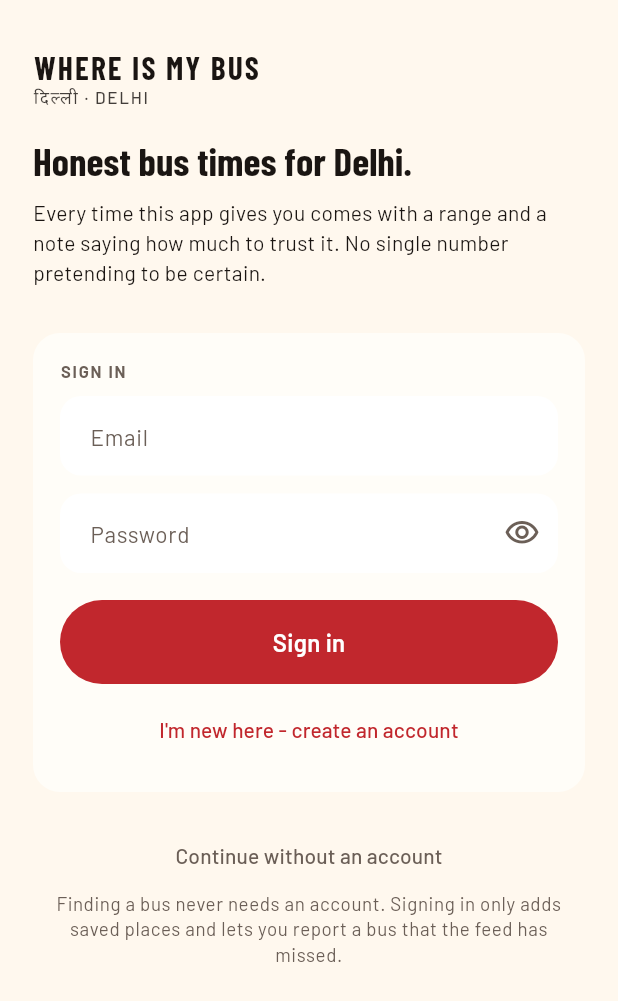
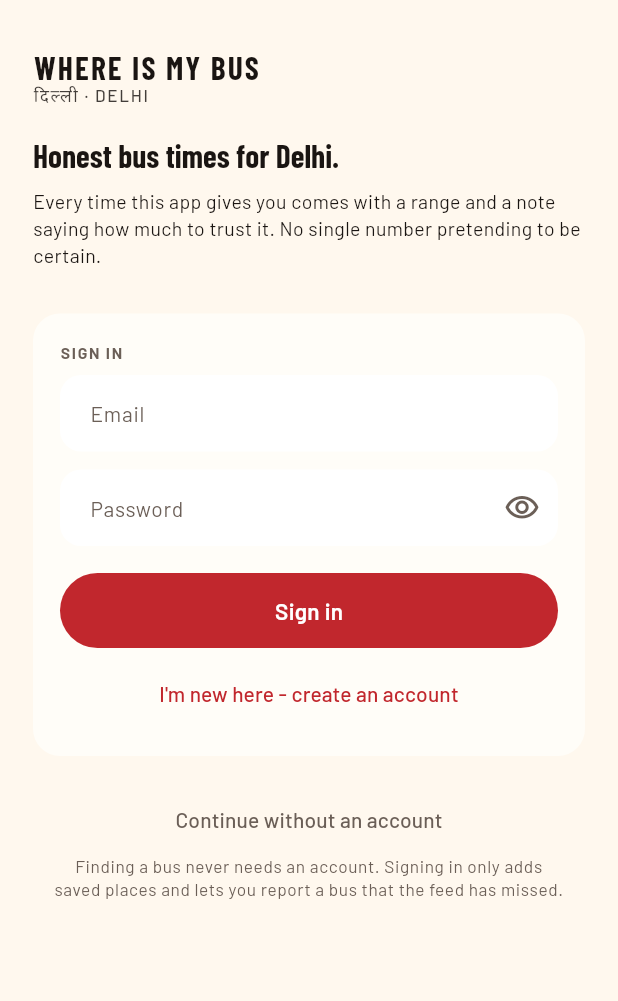
Before and after one commit to Nagaraj0000b/where-is-my-bus-app, a Flutter app: the screen it shows after launch, on a phone screen of 412 x 824 dp. Shown: the top 1001 px of the screen. Run offline on Flutter 3.47's test engine with Material 3 defaults, Android fonts, the phone set to English and light mode, and no system bars; our stand-ins replace flutter_riverpod, flutter_secure_storage, geolocator.

Commit message:
Size the UI for a real phone, and show where timing data is missing
Driven by actual screenshots pulled off the test phone over adb, rather
than guesswork. Three real problems it showed:

  * Everything was too big for a 359dp screen. Only five route rows fit
    on a very tall display and route descriptions wrapped to five lines.
    Cut the whole type scale and tightened padding throughout
  * Destination boards were being crushed - "TILAK NA...", "SONIPAT B..."
    - because they shared a row with the description. They now sit on
      their own line at full width, with the description capped
  * The Routes search box still used a floating label, which rises out of
    a filled field and sits above it in red. It looked broken because it
    was. hintText instead

Route screen scrolling: the board, the prompt and the estimate were
pinned with only the stop list scrolling under them, so on a 46-stop
route almost nothing moved, and an estimate once shown ate a third of
the screen permanently. It is one CustomScrollView now, so the estimate
scrolls away and comes back.

WHY PICKING TWO STOPS OFTEN GAVE NO ANSWER

Not a bug in the estimate - the maths is right (stops 2 to 8 on route
1449 gives 15 min, range 11-20, which is sensible for six stops). It is
data coverage: 61% of routes have NO recorded travel time for the first
hop, because stop 0 is the terminal where buses stand still and no clean
crossing was ever extracted. The first stop is also the most obvious one
to tap, so a refusal was the usual outcome.

/routes/:id/stops now reports has_timing per stop, and the stop list
dims those stops and labels them "no recorded timing" - so the gap is
visible before it becomes a refusal. The refusal itself stays: skipping
a missing leg would report a journey as shorter than it really is.

Co-Authored-By: Claude Opus 5 <noreply@anthropic.com>

```diff
--- a/app/lib/theme.dart
+++ b/app/lib/theme.dart
@@ -155,41 +155,48 @@ ThemeData buildWimbTheme() {
     // Headings are condensed and tight; body text is not. The contrast
     // between the two is most of what makes the app look designed rather
     // than default.
+    // SIZED FOR A NARROW PHONE, NOT A BROWSER.
+    //
+    // Every size here was cut after looking at real screenshots from the
+    // test phone, which is 359dp wide - narrower than most. At the sizes
+    // this started with, only five route rows fitted on a very tall
+    // screen and route descriptions wrapped to five lines. Text that
+    // looks comfortable in a wide preview is too big in the hand.
     textTheme: const TextTheme(
       displaySmall: TextStyle(
         fontFamily: WimbFonts.condensed,
         fontFamilyFallback: WimbFonts.fallback,
-        fontSize: 34,
+        fontSize: 27,
         fontWeight: FontWeight.w700,
-        letterSpacing: -0.3,
+        letterSpacing: -0.2,
         color: WimbColors.ink,
       ),
       headlineMedium: TextStyle(
         fontFamily: WimbFonts.condensed,
         fontFamilyFallback: WimbFonts.fallback,
-        fontSize: 26,
+        fontSize: 21,
         fontWeight: FontWeight.w700,
         color: WimbColors.ink,
       ),
       titleLarge: TextStyle(
         fontFamily: WimbFonts.condensed,
         fontFamilyFallback: WimbFonts.fallback,
-        fontSize: 20,
+        fontSize: 17,
         fontWeight: FontWeight.w700,
         color: WimbColors.ink,
       ),
-      titleMedium: TextStyle(fontSize: 16, fontWeight: FontWeight.w600, color: WimbColors.ink),
+      titleMedium: TextStyle(fontSize: 14.5, fontWeight: FontWeight.w600, color: WimbColors.ink),
       // A small all-caps label used above each section. The wide letter
       // spacing is what makes it read as a label rather than as a heading.
       labelSmall: TextStyle(
-        fontSize: 11,
+        fontSize: 10.5,
         fontWeight: FontWeight.w700,
-        letterSpacing: 1.2,
+        letterSpacing: 1.1,
         color: WimbColors.inkMuted,
       ),
-      bodyLarge: TextStyle(fontSize: 15, color: WimbColors.ink, height: 1.4),
-      bodyMedium: TextStyle(fontSize: 14, color: WimbColors.ink, height: 1.4),
-      bodySmall: TextStyle(fontSize: 12.5, color: WimbColors.inkMuted, height: 1.35),
+      bodyLarge: TextStyle(fontSize: 14, color: WimbColors.ink, height: 1.35),
+      bodyMedium: TextStyle(fontSize: 13, color: WimbColors.ink, height: 1.35),
+      bodySmall: TextStyle(fontSize: 11.5, color: WimbColors.inkMuted, height: 1.3),
     ),
 
     // A plain cream bar with a dark title, not a slab of red on every
@@ -207,7 +214,7 @@ ThemeData buildWimbTheme() {
       titleTextStyle: TextStyle(
         fontFamily: WimbFonts.condensed,
         fontFamilyFallback: WimbFonts.fallback,
-        fontSize: 25,
+        fontSize: 21,
         fontWeight: FontWeight.w700,
         letterSpacing: 0.2,
         color: WimbColors.ink,
@@ -254,13 +261,13 @@ ThemeData buildWimbTheme() {
       style: FilledButton.styleFrom(
         backgroundColor: WimbColors.dtcRed,
         foregroundColor: Colors.white,
-        // Tall and fully rounded - a phone button you hit with a thumb,
-        // not a 40px web button you click with a cursor.
-        minimumSize: const Size.fromHeight(56),
-        shape: RoundedRectangleBorder(borderRadius: BorderRadius.circular(28)),
+        // Comfortably over the ~48dp thumb-target minimum, without the
+        // slab look 56 gave it on a narrow screen.
+        minimumSize: const Size.fromHeight(50),
+        shape: RoundedRectangleBorder(borderRadius: BorderRadius.circular(25)),
         textStyle: const TextStyle(
           fontFamily: WimbFonts.body,
-          fontSize: 16,
+          fontSize: 15,
           fontWeight: FontWeight.w600,
           letterSpacing: 0.2,
         ),
@@ -337,8 +344,8 @@ class RouteBoard extends StatelessWidget {
   Widget build(BuildContext context) {
     return Container(
       padding: EdgeInsets.symmetric(
-        horizontal: compact ? 9 : 13,
-        vertical: compact ? 5 : 9,
+        horizontal: compact ? 8 : 11,
+        vertical: compact ? 4 : 7,
       ),
       decoration: BoxDecoration(
         color: WimbColors.board,
@@ -362,7 +369,7 @@ class RouteBoard extends StatelessWidget {
               fontFamily: WimbFonts.condensed,
               fontFamilyFallback: WimbFonts.fallback,
               color: WimbColors.boardText,
-              fontSize: compact ? 14 : 19,
+              fontSize: compact ? 13 : 16,
               fontWeight: FontWeight.w700,
               // Wide spacing is what sells the destination-board look -
               // real boards space their letters out to fill the width.
```
Also changed, not shown: app/lib/api_client.dart (+14 -0 lines), app/lib/home_screen.dart (+28 -22 lines), app/lib/journey_screen.dart (+14 -17 lines), app/lib/place_picker.dart (+9 -9 lines), app/lib/routes_screen.dart (+98 -43 lines), 1 other file.
